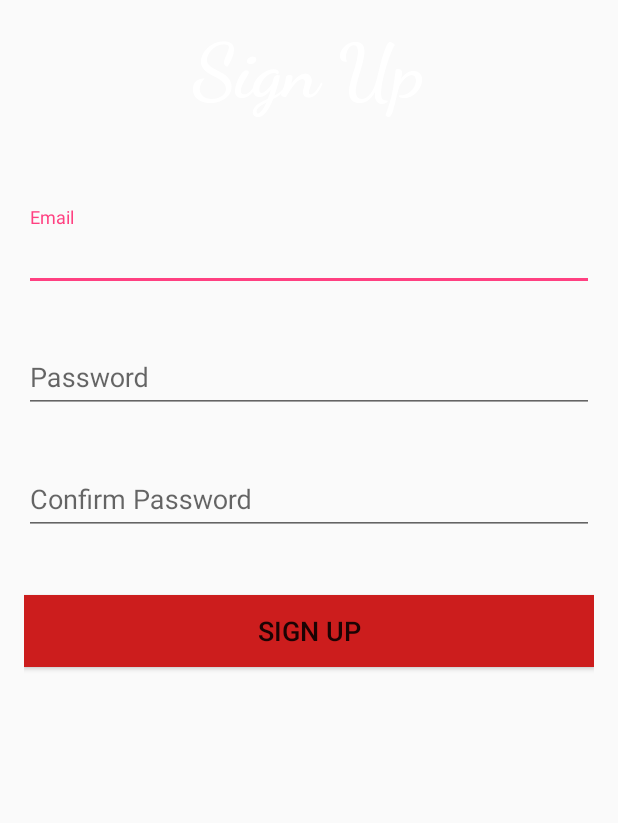
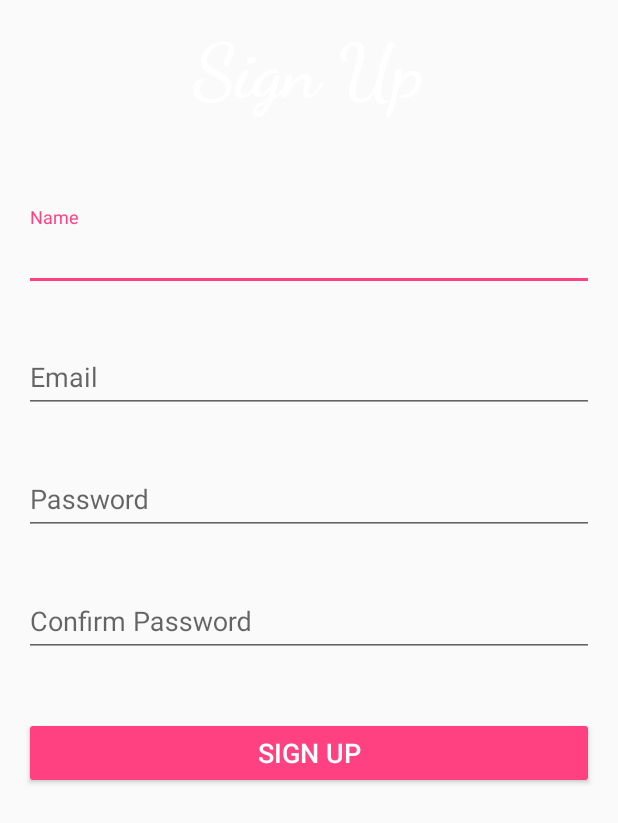
Before and after one commit to 1project1/Donate, an Android app: the layout sign_up.xml on its own in the app's theme, with its tools: preview values and no code run, on a phone screen of 412 x 824 dp. Shown: the top 823 px of the screen. Run offline under Robolectric (Android 15) with nearby library versions, the phone set to English and light mode, and no system bars.

Commit message:
Sign Up complete

```diff
--- a/app/src/main/AndroidManifest.xml
+++ b/app/src/main/AndroidManifest.xml
@@ -1,5 +1,7 @@
 <manifest xmlns:android="http://schemas.android.com/apk/res/android"
     package="app.project.donate">
+
+    <uses-permission android:name="android.permission.ACCESS_NETWORK_STATE" />
 
     <application
         android:allowBackup="true"
--- a/app/src/main/java/app/project/donate/LocaleHelper.java
+++ b/app/src/main/java/app/project/donate/LocaleHelper.java
@@ -7,16 +7,15 @@ import android.content.res.Configuration;
 import android.content.res.Resources;
 import android.os.Build;
 import android.preference.PreferenceManager;
+
 import java.util.Locale;
 
 /**
  * Created by Aakash on 20-Feb-17.
  */
 
-public class LocaleHelper  {
-/**/
+public class LocaleHelper {
 
-    //hello world
     private static final String SELECTED_LANGUAGE = "Locale.Helper.Selected.Language";
 
     public static Context onAttach(Context context) {
--- /dev/null
+++ b/app/src/main/res/drawable/login_background.xml
@@ -0,0 +1,5 @@
+<?xml version="1.0" encoding="utf-8"?>
+<bitmap xmlns:android="http://schemas.android.com/apk/res/android"
+    android:src="@drawable/background"
+    android:alpha="0.6"
+     />
--- a/app/src/main/res/layout/sign_up.xml
+++ b/app/src/main/res/layout/sign_up.xml
@@ -25,7 +25,23 @@
     <android.support.design.widget.TextInputLayout
         android:layout_width="match_parent"
         android:layout_height="wrap_content"
-        android:layout_marginTop="60dp">
+        android:layout_marginTop="60dp"
+        android:hint="@string/name">
+
+        <EditText
+            android:id="@+id/name_signup"
+            android:layout_width="match_parent"
+            android:layout_height="wrap_content"
+            android:maxLines="1"
+            android:singleLine="true" />
+
+    </android.support.design.widget.TextInputLayout>
+
+
+    <android.support.design.widget.TextInputLayout
+        android:layout_width="match_parent"
+        android:layout_height="wrap_content"
+        android:layout_marginTop="25dp">
 
         <EditText
             android:id="@+id/email_signup"
@@ -61,16 +77,25 @@
             android:id="@+id/confirm_password_signup"
             android:layout_width="match_parent"
             android:layout_height="wrap_content"
-            android:hint="@string/confirm_password" />
+            android:hint="@string/confirm_password"
+            android:maxLines="1"
+            android:singleLine="true" />
 
     </android.support.design.widget.TextInputLayout>
 
     <Button
         android:id="@+id/signUp"
+        style="@style/Widget.AppCompat.Button.Colored"
         android:layout_width="match_parent"
         android:layout_height="wrap_content"
         android:layout_marginTop="40dp"
-        android:background="#CC1D1D"
         android:text="@string/sign_up"
         android:textSize="18sp" />
+
+    <TextView
+        android:id="@+id/signup_error"
+        android:layout_width="match_parent"
+        android:layout_height="wrap_content"
+        android:textColor="@android:color/holo_red_dark"
+        android:visibility="gone" />
 </LinearLayout>
--- a/app/src/main/res/values-v21/styles.xml
+++ b/app/src/main/res/values-v21/styles.xml
@@ -2,9 +2,11 @@
 <resources>
 
     <style name="Login" parent="Theme.AppCompat.NoActionBar">
-        <item name="colorPrimary">#E43F3F</item>
-        <item name="colorPrimaryDark">#CC1D1D</item>
-        <item name="colorAccent">#FFFFFF</item>
-        <item name="android:statusBarColor">#E43F3F</item>
+        <item name="colorPrimary">@color/color_primary_accent_login</item>
+        <item name="colorPrimaryDark">@color/color_primary_dark_login</item>
+        <item name="colorAccent">@color/color_primary_accent_login</item>
+        <item name="android:windowTranslucentStatus">true</item>
+        <item name="android:windowTranslucentNavigation">true</item>
+        <item name="android:fitsSystemWindows">true</item>
     </style>
 </resources>
--- a/app/src/main/res/values/colors.xml
+++ b/app/src/main/res/values/colors.xml
@@ -3,4 +3,8 @@
     <color name="colorPrimary">#3F51B5</color>
     <color name="colorPrimaryDark">#303F9F</color>
     <color name="colorAccent">#FF4081</color>
+
+    <color name="color_primary_login">#212121</color>
+    <color name="color_primary_dark_login">#303030</color>
+    <color name="color_primary_accent_login">#29B6F6</color>
 </resources>
--- a/app/src/main/res/values/strings.xml
+++ b/app/src/main/res/values/strings.xml
@@ -10,6 +10,10 @@
     <string name="select">Select</string>
     <string name="cancel">Cancel</string>
     <string name="log_out">Log Out</string>
+    <string name="no_internet">No Internet Connection</string>
+    <string name="loading">Loading</string>
+    <string name="name">Name</string>
+    <string name="or">OR</string>
 
     <string-array name="languages">
         <item>English</item>
--- a/app/src/main/res/values/styles.xml
+++ b/app/src/main/res/values/styles.xml
@@ -9,9 +9,9 @@
     </style>
 
     <style name="Login" parent="Theme.AppCompat.NoActionBar">
-        <item name="colorPrimary">#E43F3F</item>
-        <item name="colorPrimaryDark">#CC1D1D</item>
-        <item name="colorAccent">#FFFFFF</item>
+        <item name="colorPrimary">@color/color_primary_login</item>
+        <item name="colorPrimaryDark">@color/color_primary_dark_login</item>
+        <item name="colorAccent">@color/color_primary_accent_login</item>
     </style>
 
 </resources>
```
Also changed, not shown: app/src/main/java/app/project/donate/DialogActivity.java (added, +36 -0 lines), app/src/main/java/app/project/donate/LogIn.java (+53 -10 lines), app/src/main/java/app/project/donate/SignUp.java (+82 -29 lines), app/src/main/java/app/project/donate/Temp.java (+10 -5 lines), app/src/main/res/layout/log_in.xml (+48 -43 lines), app/src/main/res/layout/or_layout.xml (added, +31 -0 lines), app/src/main/res/drawable/background.jpg (added), 1 other file.
